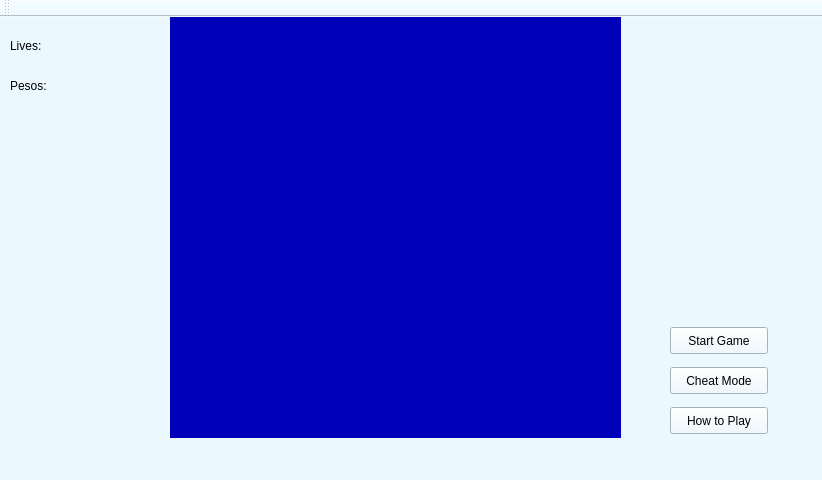
Before: the Qt Designer form ulmainwindow.ui in CKost/undersea-llamas, drawn with Qt 5.
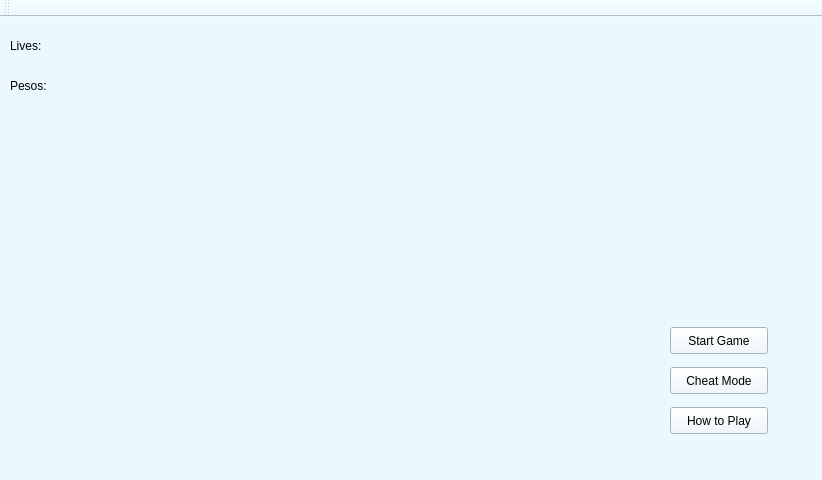
After: the same form once the commit is applied. Icons and pictures are not drawn.

```diff
--- a/ulmainwindow.ui
+++ b/ulmainwindow.ui
@@ -27,7 +27,8 @@
      </rect>
     </property>
     <property name="styleSheet">
-     <string notr="true">background-color: rgb(0, 0, 184);</string>
+     <string notr="true">border-image: url(:/images/ocean_floor.jpg);
+</string>
     </property>
    </widget>
    <widget class="QPushButton" name="buttonInstructions">
```
